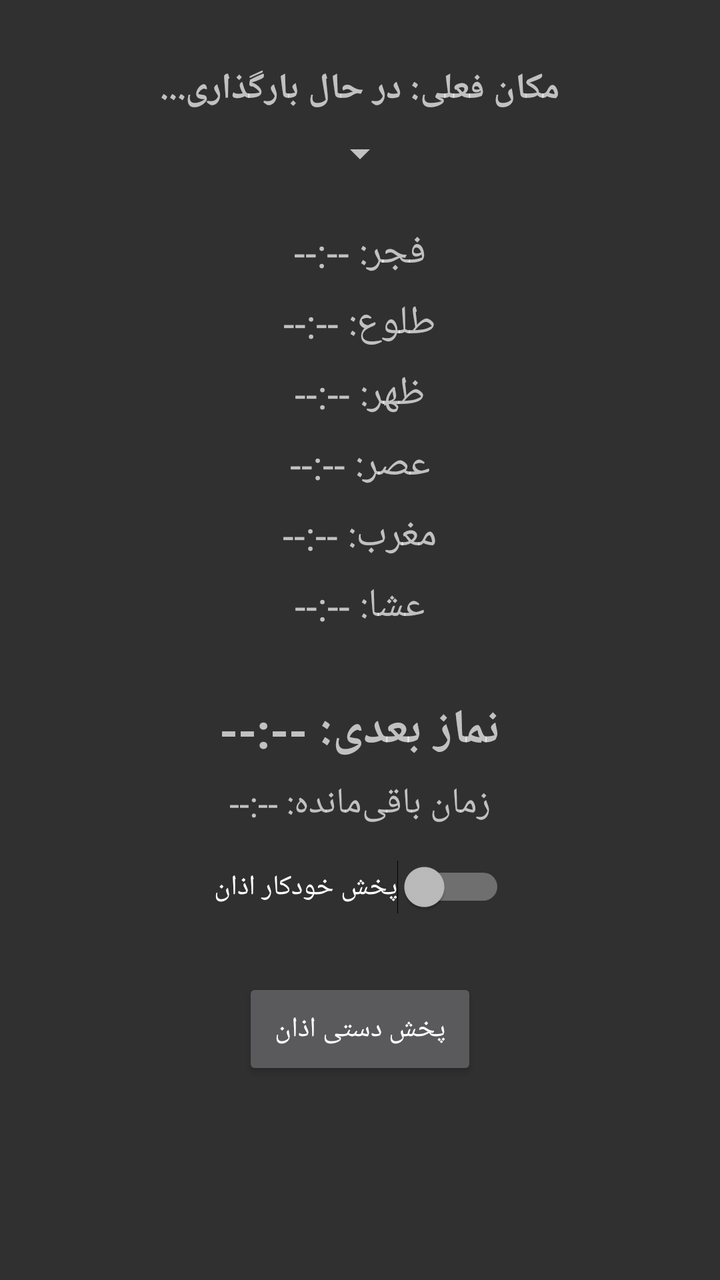
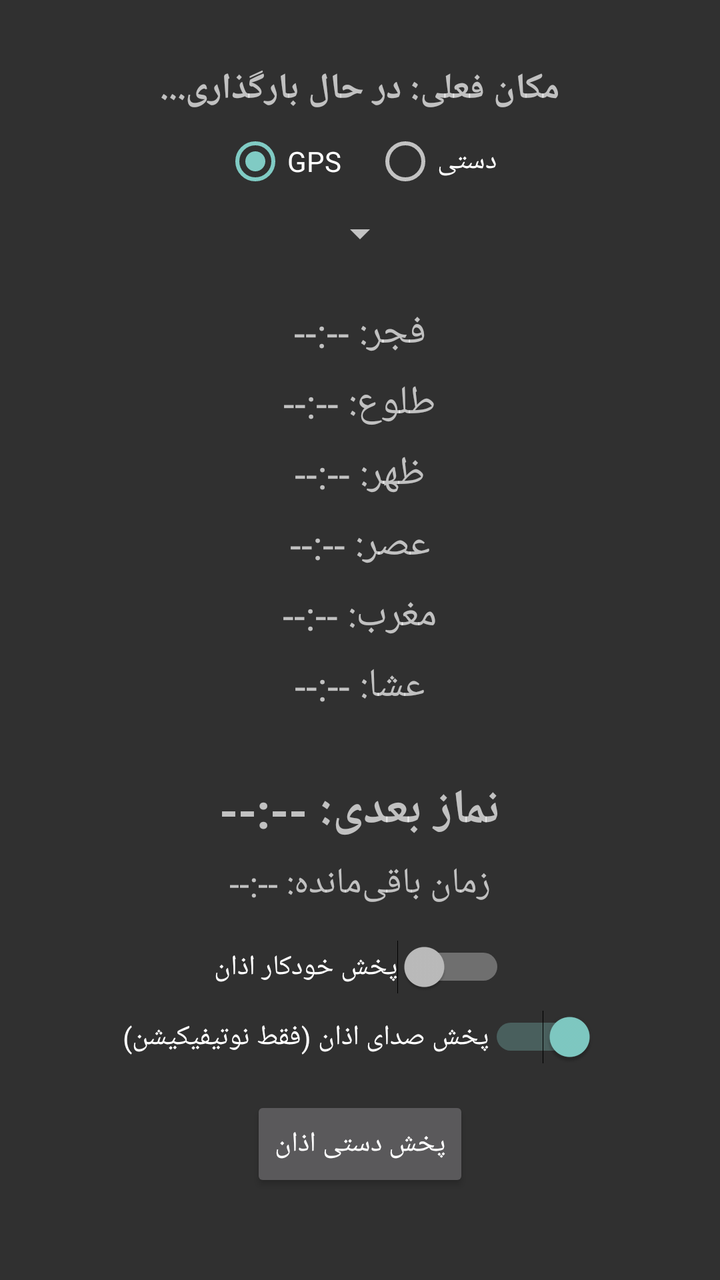

Compare the two renders of this Android layout. The source of the first and the diff that turns it into the second are given below.
<!-- AndroidManifest.xml: application theme Theme.AppCompat.NoActionBar -->
<!-- res/layout/activity_prayer_times.xml -->
<?xml version="1.0" encoding="utf-8"?>
<LinearLayout xmlns:android="http://schemas.android.com/apk/res/android"
    xmlns:tools="http://schemas.android.com/tools"
    android:layout_width="match_parent"
    android:layout_height="match_parent"
    android:orientation="vertical"
    android:padding="16dp"
    android:gravity="center_horizontal"
    tools:context=".PrayerTimesActivity">

    <TextView
        android:id="@+id/text_manual_location"
        android:layout_width="wrap_content"
        android:layout_height="wrap_content"
        android:layout_marginTop="16dp"
        android:text="مکان فعلی: در حال بارگذاری..."
        android:textSize="18sp"
        android:textStyle="bold" />

    <Spinner
        android:id="@+id/spinner_calculation_method"
        android:layout_width="wrap_content"
        android:layout_height="wrap_content"
        android:layout_marginTop="8dp" />

    <TextView
        android:id="@+id/text_fajr"
        android:layout_width="wrap_content"
        android:layout_height="wrap_content"
        android:layout_marginTop="24dp"
        android:textSize="20sp"
        android:text="فجر: --:--" />

    <TextView
        android:id="@+id/text_sunrise"
        android:layout_width="wrap_content"
        android:layout_height="wrap_content"
        android:layout_marginTop="8dp"
        android:textSize="20sp"
        android:text="طلوع: --:--" />

    <TextView
        android:id="@+id/text_dhuhr"
        android:layout_width="wrap_content"
        android:layout_height="wrap_content"
        android:layout_marginTop="8dp"
        android:textSize="20sp"
        android:text="ظهر: --:--" />

    <TextView
        android:id="@+id/text_asr"
        android:layout_width="wrap_content"
        android:layout_height="wrap_content"
        android:layout_marginTop="8dp"
        android:textSize="20sp"
        android:text="عصر: --:--" />

    <TextView
        android:id="@+id/text_maghrib"
        android:layout_width="wrap_content"
        android:layout_height="wrap_content"
        android:layout_marginTop="8dp"
        android:textSize="20sp"
        android:text="مغرب: --:--" />

    <TextView
        android:id="@+id/text_isha"
        android:layout_width="wrap_content"
        android:layout_height="wrap_content"
        android:layout_marginTop="8dp"
        android:textSize="20sp"
        android:text="عشا: --:--" />

    <TextView
        android:id="@+id/text_next_prayer_time"
        android:layout_width="wrap_content"
        android:layout_height="wrap_content"
        android:layout_marginTop="32dp"
        android:textSize="24sp"
        android:textStyle="bold"
        android:text="نماز بعدی: --:--" />

    <TextView
        android:id="@+id/text_remaining_time"
        android:layout_width="wrap_content"
        android:layout_height="wrap_content"
        android:layout_marginTop="8dp"
        android:textSize="18sp"
        android:text="زمان باقی‌مانده: --:--" />

    
    <Switch
        android:id="@+id/switch_auto_adhan"
        android:layout_width="wrap_content"
        android:layout_height="wrap_content"
        android:layout_marginTop="16dp"
        android:text="پخش خودکار اذان" />

    <Button
        android:id="@+id/btn_play_adhan"
        android:layout_width="wrap_content"
        android:layout_height="wrap_content"
        android:layout_marginTop="32dp"
        android:padding="16dp"
        android:text="پخش دستی اذان" />

</LinearLayout>
<!-- resources referenced by this layout -->
<resources>

</resources>

<!-- the commit's change to res/layout/activity_prayer_times.xml (unified diff, before → after) -->
@@ -9,13 +9,71 @@
     tools:context=".PrayerTimesActivity">
 
     <TextView
-        android:id="@+id/text_manual_location"
+        android:id="@+id/text_current_location"
         android:layout_width="wrap_content"
         android:layout_height="wrap_content"
         android:layout_marginTop="16dp"
         android:text="مکان فعلی: در حال بارگذاری..."
         android:textSize="18sp"
         android:textStyle="bold" />
+
+    <RadioGroup
+        android:id="@+id/radio_group_location"
+        android:layout_width="wrap_content"
+        android:layout_height="wrap_content"
+        android:layout_marginTop="8dp"
+        android:orientation="horizontal">
+
+        <RadioButton
+            android:id="@+id/radio_gps"
+            android:layout_width="wrap_content"
+            android:layout_height="wrap_content"
+            android:checked="true"
+            android:text="GPS" />
+
+        <RadioButton
+            android:id="@+id/radio_manual"
+            android:layout_width="wrap_content"
+            android:layout_height="wrap_content"
+            android:layout_marginStart="16dp"
+            android:text="دستی" />
+    </RadioGroup>
+
+    <LinearLayout
+        android:id="@+id/layout_manual_location"
+        android:layout_width="match_parent"
+        android:layout_height="wrap_content"
+        android:orientation="vertical"
+        android:gravity="center"
+        android:visibility="gone"
+        android:layout_marginTop="8dp">
+
+        <Spinner
+            android:id="@+id/spinner_country"
+            android:layout_width="wrap_content"
+            android:layout_height="wrap_content"
+            android:layout_marginTop="8dp" />
+
+        <Spinner
+            android:id="@+id/spinner_province"
+            android:layout_width="wrap_content"
+            android:layout_height="wrap_content"
+            android:layout_marginTop="8dp" />
+
+        <Spinner
+            android:id="@+id/spinner_city"
+            android:layout_width="wrap_content"
+            android:layout_height="wrap_content"
+            android:layout_marginTop="8dp" />
+
+        <Button
+            android:id="@+id/btn_set_manual_location"
+            android:layout_width="wrap_content"
+            android:layout_height="wrap_content"
+            android:layout_marginTop="8dp"
+            android:text="تنظیم مکان دستی" />
+
+    </LinearLayout>
 
     <Spinner
         android:id="@+id/spinner_calculation_method"
@@ -88,7 +146,6 @@
         android:textSize="18sp"
         android:text="زمان باقی‌مانده: --:--" />
 
-    
     <Switch
         android:id="@+id/switch_auto_adhan"
         android:layout_width="wrap_content"
@@ -96,12 +153,19 @@
         android:layout_marginTop="16dp"
         android:text="پخش خودکار اذان" />
 
+    <Switch
+        android:id="@+id/switch_play_adhan_sound"
+        android:layout_width="wrap_content"
+        android:layout_height="wrap_content"
+        android:layout_marginTop="8dp"
+        android:checked="true"
+        android:text="پخش صدای اذان (فقط نوتیفیکیشن)" />
+
     <Button
         android:id="@+id/btn_play_adhan"
         android:layout_width="wrap_content"
         android:layout_height="wrap_content"
-        android:layout_marginTop="32dp"
-        android:padding="16dp"
+        android:layout_marginTop="16dp"
         android:text="پخش دستی اذان" />
 
 </LinearLayout>
